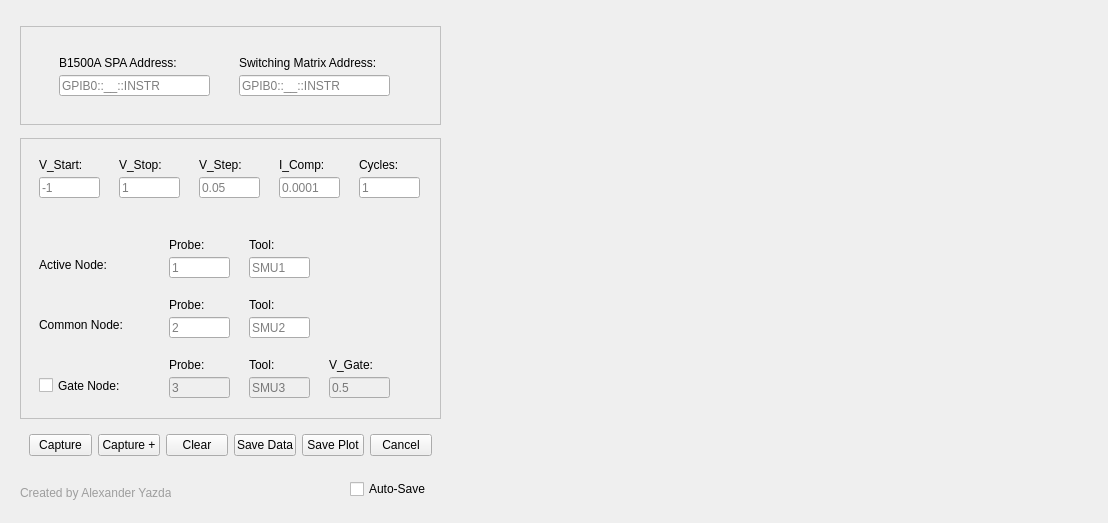
This is DCIV_GUI_2Probe_backend.ui in Alexyazdani/GUI_Testing as Qt 5 draws it before an edit. The edited form follows.
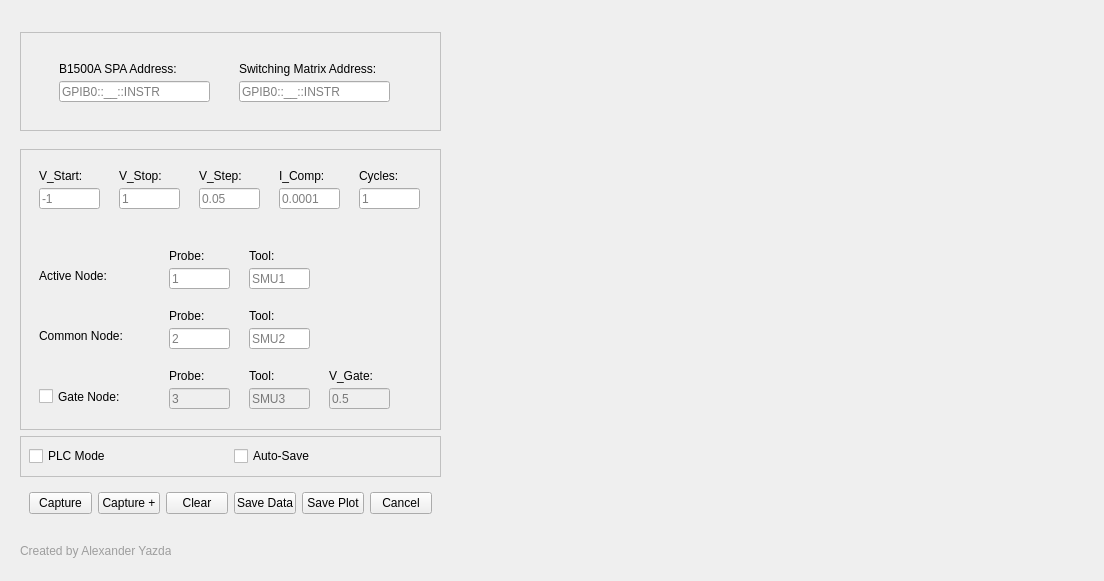
This is the edited form.

What changed in the file:
```diff
--- a/DCIV_GUI_2Probe_backend.ui
+++ b/DCIV_GUI_2Probe_backend.ui
@@ -7,9 +7,15 @@
     <x>0</x>
     <y>0</y>
     <width>1104</width>
-    <height>519</height>
+    <height>581</height>
    </rect>
   </property>
+  <property name="minimumSize">
+   <size>
+    <width>1104</width>
+    <height>581</height>
+   </size>
+  </property>
   <property name="windowTitle">
    <string>Form</string>
   </property>
@@ -559,6 +565,58 @@
         </property>
        </spacer>
       </item>
+      <item>
+       <widget class="QWidget" name="widget_8" native="true">
+        <property name="minimumSize">
+         <size>
+          <width>401</width>
+          <height>41</height>
+         </size>
+        </property>
+        <property name="maximumSize">
+         <size>
+          <width>421</width>
+          <height>16777215</height>
+         </size>
+        </property>
+        <property name="styleSheet">
+         <string notr="true">#widget_8
+
+{
+	border: 1px  solid #C0C0C0;
+}</string>
+        </property>
+        <layout class="QHBoxLayout" name="horizontalLayout_5">
+         <item>
+          <widget class="QCheckBox" name="PLC_checkBox">
+           <property name="text">
+            <string>PLC Mode</string>
+           </property>
+          </widget>
+         </item>
+         <item>
+          <widget class="QCheckBox" name="save_checkBox">
+           <property name="text">
+            <string>Auto-Save</string>
+           </property>
+          </widget>
+         </item>
+        </layout>
+       </widget>
+      </item>
+      <item>
+       <spacer name="verticalSpacer_5">
+        <property name="orientation">
+         <enum>Qt::Vertical</enum>
+        </property>
+        <property name="sizeHint" stdset="0">
+         <size>
+          <width>20</width>
+          <height>10</height>
+         </size>
+        </property>
+       </spacer>
+      </item>
       <item>
        <widget class="QWidget" name="widget_4" native="true">
         <property name="minimumSize">
@@ -658,19 +716,6 @@
           <string>Created by Alexander Yazdani</string>
          </property>
         </widget>
-        <widget class="QCheckBox" name="save_checkBox">
-         <property name="geometry">
-          <rect>
-           <x>330</x>
-           <y>7</y>
-           <width>91</width>
-           <height>20</height>
-          </rect>
-         </property>
-         <property name="text">
-          <string>Auto-Save</string>
-         </property>
-        </widget>
        </widget>
       </item>
      </layout>
```
